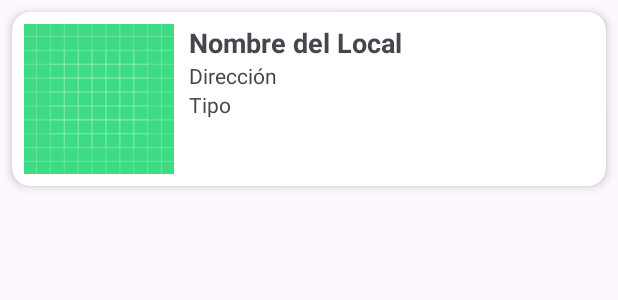
After one commit to iagoav888/OcioN, an Android app: the layout item_local.xml on its own in the app's theme, with its tools: preview values and no code run, on a phone screen of 412 x 824 dp. The commit adds this screen. Shown: the top 300 px of the screen. Run offline under Robolectric (Android 15) with nearby library versions, the phone set to English and light mode, and no system bars.

Commit message:
Actualizacion Android, creacion clase Local y LocalAdapter implementacion item_local.xml y modificacion de la clase MainActivity y de su xml. Se añadieron fotos de prueba

```diff
--- /dev/null
+++ b/AndroidPFC/app/src/main/res/layout/item_local.xml
@@ -0,0 +1,53 @@
+<?xml version="1.0" encoding="utf-8"?>
+<androidx.cardview.widget.CardView xmlns:android="http://schemas.android.com/apk/res/android"
+    xmlns:app="http://schemas.android.com/apk/res-auto"
+    android:layout_width="match_parent"
+    android:layout_height="wrap_content"
+    android:layout_margin="8dp"
+    app:cardCornerRadius="12dp"
+    app:cardElevation="4dp">
+
+    <LinearLayout
+        android:layout_width="match_parent"
+        android:layout_height="wrap_content"
+        android:orientation="horizontal"
+        android:padding="8dp">
+
+        <ImageView
+            android:id="@+id/ivLocal"
+            android:layout_width="100dp"
+            android:layout_height="100dp"
+            android:scaleType="centerCrop"
+            android:src="@drawable/ic_launcher_background" />
+
+        <LinearLayout
+            android:layout_width="0dp"
+            android:layout_height="match_parent"
+            android:layout_weight="1"
+            android:orientation="vertical"
+            android:paddingStart="10dp">
+
+            <TextView
+                android:id="@+id/tvNombre"
+                android:layout_width="wrap_content"
+                android:layout_height="wrap_content"
+                android:text="Nombre del Local"
+                android:textStyle="bold"
+                android:textSize="18sp" />
+
+            <TextView
+                android:id="@+id/tvDireccion"
+                android:layout_width="wrap_content"
+                android:layout_height="wrap_content"
+                android:text="Dirección"
+                android:textSize="14sp" />
+
+            <TextView
+                android:id="@+id/tvTipo"
+                android:layout_width="wrap_content"
+                android:layout_height="wrap_content"
+                android:text="Tipo"
+                android:textSize="14sp" />
+        </LinearLayout>
+    </LinearLayout>
+</androidx.cardview.widget.CardView>
--- a/AndroidPFC/gradle/libs.versions.toml
+++ b/AndroidPFC/gradle/libs.versions.toml
@@ -1,5 +1,5 @@
 [versions]
-agp = "8.6.0"
+agp = "8.9.1"               # actualizado de 8.6.0 a 8.9.1
 junit = "4.13.2"
 junitVersion = "1.3.0"
 espressoCore = "3.7.0"
```
Also changed, not shown: AndroidPFC/app/build.gradle (+5 -3 lines), AndroidPFC/app/src/main/java/com/example/myapplicationdeocion/Local.java (added, +22 -0 lines), AndroidPFC/app/src/main/java/com/example/myapplicationdeocion/LocalAdapter.java (added, +57 -0 lines), AndroidPFC/app/src/main/java/com/example/myapplicationdeocion/MainActivity.java (+89 -10 lines), AndroidPFC/app/src/main/res/layout/activity_main.xml (+19 -5 lines), AndroidPFC/app/src/main/res/drawable/bretema.jpg (added), AndroidPFC/app/src/main/res/drawable/chaston.jpg (added), AndroidPFC/app/src/main/res/drawable/nouf.jpg (added), AndroidPFC/app/src/main/res/drawable/pelicano.jpeg (added), AndroidPFC/app/src/main/res/drawable/twinfin.jpg (added), AndroidPFC/gradle/wrapper/gradle-wrapper.properties, 3 other files.
